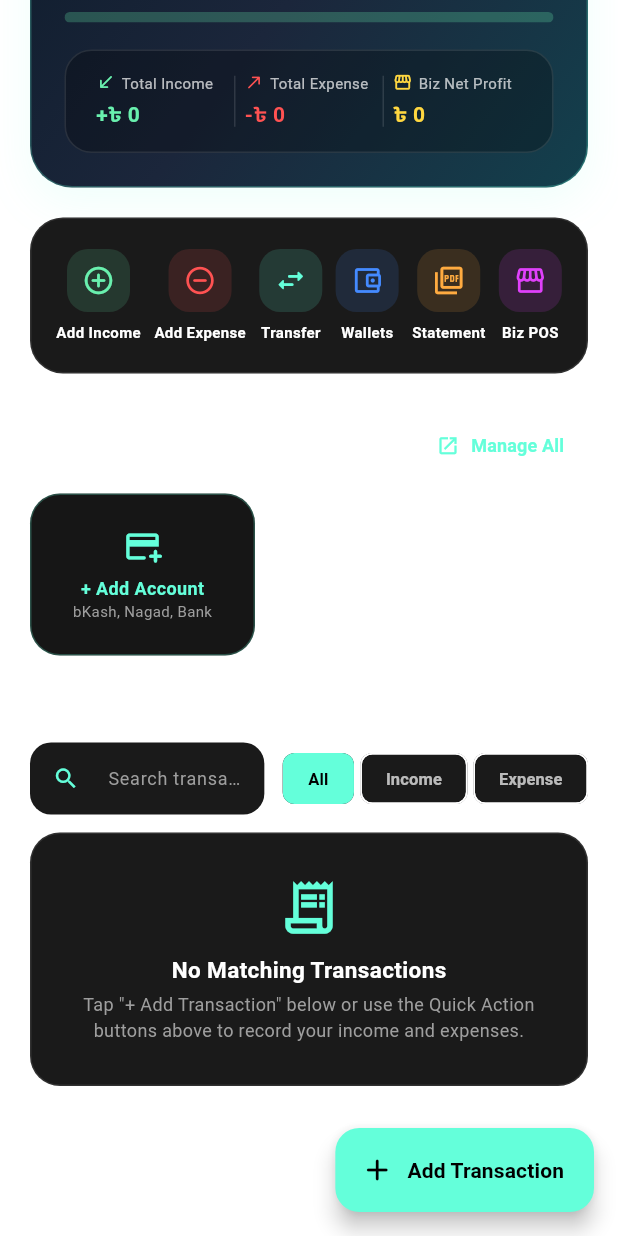
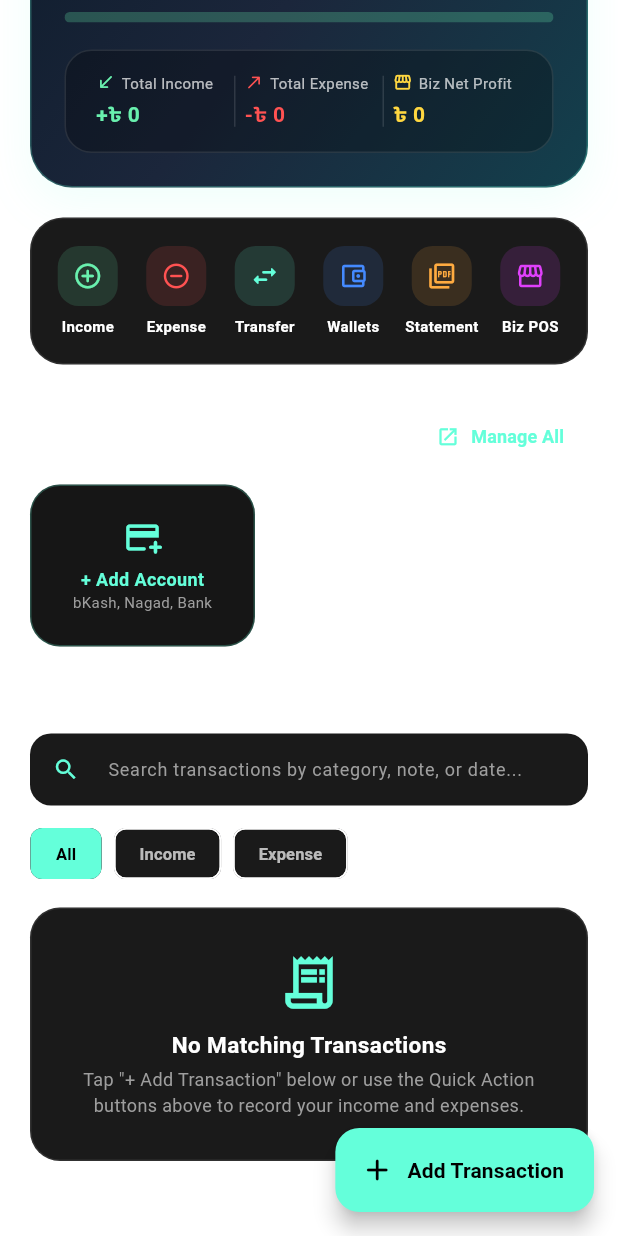
Before and after one commit to RifatNSU701/Money-Management, a Flutter app: the DashboardScreen screen opened directly, scrolled down 234 dp, on a phone screen of 412 x 824 dp. Run offline on Flutter 3.47's test engine with Material 3 defaults, Android fonts, the phone set to English and light mode, and no system bars; our stand-ins replace fl_chart, image_picker, pdf, printing, shared_preferences; accounts and stored records are empty.

Commit message:
Bug fixing

```diff
--- a/lib/dashboard.dart
+++ b/lib/dashboard.dart
@@ -43,16 +43,16 @@ class _DashboardScreenState extends State<DashboardScreen> {
     String healthLabel;
     Color healthColor;
     if (healthScore >= 80) {
-      healthLabel = 'Excellent Wealth Growth';
+      healthLabel = 'Excellent';
       healthColor = Colors.greenAccent;
     } else if (healthScore >= 60) {
-      healthLabel = 'Healthy Cashflow';
+      healthLabel = 'Healthy';
       healthColor = Colors.tealAccent;
     } else if (healthScore >= 40) {
-      healthLabel = 'Moderate Burn Rate';
+      healthLabel = 'Moderate';
       healthColor = Colors.amberAccent;
     } else {
-      healthLabel = 'High Spending Alert';
+      healthLabel = 'High Burn';
       healthColor = Colors.redAccent;
     }
 
@@ -106,6 +106,7 @@ class _DashboardScreenState extends State<DashboardScreen> {
                   ],
                 ),
               ),
+              const SizedBox(width: 8),
               IconButton(
                 tooltip: _hideBalances ? 'Show Balances' : 'Privacy Mask',
                 style: IconButton.styleFrom(
@@ -124,7 +125,7 @@ class _DashboardScreenState extends State<DashboardScreen> {
           const SizedBox(height: 16),
 
           // ===================================================================
-          // 2. EXECUTIVE NET WORTH & HEALTH HERO CARD
+          // 2. EXECUTIVE NET WORTH & HEALTH HERO CARD (OVERFLOW-PROOF)
           // ===================================================================
           Container(
             padding: const EdgeInsets.all(22),
@@ -150,16 +151,27 @@ class _DashboardScreenState extends State<DashboardScreen> {
                 Row(
                   mainAxisAlignment: MainAxisAlignment.spaceBetween,
                   children: [
-                    const Row(
+                    const Expanded(
+                      child: Row(
                         children: [
                           Icon(Icons.shield_outlined, color: Colors.tealAccent, size: 16),
                           SizedBox(width: 6),
-                        Text(
+                          Flexible(
+                            child: Text(
                               'TOTAL COMBINED NET WORTH',
-                          style: TextStyle(color: Colors.white70, fontSize: 11, fontWeight: FontWeight.bold, letterSpacing: 0.8),
+                              style: TextStyle(
+                                color: Colors.white70,
+                                fontSize: 11,
+                                fontWeight: FontWeight.bold,
+                                letterSpacing: 0.6,
+                              ),
+                              overflow: TextOverflow.ellipsis,
+                            ),
                           ),
                         ],
                       ),
+                    ),
+                    const SizedBox(width: 8),
                     Container(
                       padding: const EdgeInsets.symmetric(horizontal: 10, vertical: 4),
                       decoration: BoxDecoration(
@@ -175,14 +187,19 @@ class _DashboardScreenState extends State<DashboardScreen> {
                   ],
                 ),
                 const SizedBox(height: 10),
-                Text(
+                FittedBox(
+                  fit: BoxFit.scaleDown,
+                  alignment: Alignment.centerLeft,
+                  child: Text(
                     _fmt(totalNetWorth),
                     style: const TextStyle(color: Colors.white, fontSize: 32, fontWeight: FontWeight.bold, letterSpacing: 0.5),
+                  ),
                 ),
                 const SizedBox(height: 4),
                 Text(
                   'Cashflow Balance: ${_fmt(netCashflow)}  •  Wallets & Banks: ${_fmt(walletsTotal)}',
                   style: const TextStyle(color: Colors.tealAccent, fontSize: 12, fontWeight: FontWeight.w600),
+                  overflow: TextOverflow.ellipsis,
                 ),
                 const SizedBox(height: 18),
 
@@ -262,40 +279,48 @@ class _DashboardScreenState extends State<DashboardScreen> {
           // 3. NEO-BANK 6-BUTTON QUICK ACTION DOCK
           // ===================================================================
           Container(
-            padding: const EdgeInsets.symmetric(vertical: 16, horizontal: 12),
+            padding: const EdgeInsets.symmetric(vertical: 14, horizontal: 8),
             decoration: BoxDecoration(
               color: const Color(0xFF1A1A1A),
               borderRadius: BorderRadius.circular(22),
               border: Border.all(color: Colors.white10),
             ),
             child: Row(
-              mainAxisAlignment: MainAxisAlignment.spaceAround,
               children: [
-                _buildQuickActionBtn(
+                Expanded(
+                  child: _buildQuickActionBtn(
                     icon: Icons.add_circle_outline_rounded,
-                  label: 'Add Income',
+                    label: 'Income',
                     color: Colors.greenAccent,
                     onTap: () => _showSmartTransactionSheet(context, initialIsExpense: false),
                   ),
-                _buildQuickActionBtn(
+                ),
+                Expanded(
+                  child: _buildQuickActionBtn(
                     icon: Icons.remove_circle_outline_rounded,
-                  label: 'Add Expense',
+                    label: 'Expense',
                     color: Colors.redAccent,
                     onTap: () => _showSmartTransactionSheet(context, initialIsExpense: true),
                   ),
-                _buildQuickActionBtn(
+                ),
+                Expanded(
+                  child: _buildQuickActionBtn(
                     icon: Icons.swap_horiz_rounded,
                     label: 'Transfer',
                     color: Colors.tealAccent,
                     onTap: () => _showWalletTransferSheet(context),
                   ),
-                _buildQuickActionBtn(
+                ),
+                Expanded(
+                  child: _buildQuickActionBtn(
                     icon: Icons.account_balance_wallet_outlined,
                     label: 'Wallets',
                     color: Colors.blueAccent,
                     onTap: () => Navigator.push(context, MaterialPageRoute(builder: (_) => const WalletsScreen())),
                   ),
-                _buildQuickActionBtn(
+                ),
+                Expanded(
+                  child: _buildQuickActionBtn(
                     icon: Icons.picture_as_pdf_outlined,
                     label: 'Statement',
                     color: Colors.orangeAccent,
@@ -306,7 +331,9 @@ class _DashboardScreenState extends State<DashboardScreen> {
                       ),
                     ),
                   ),
-                _buildQuickActionBtn(
+                ),
+                Expanded(
+                  child: _buildQuickActionBtn(
                     icon: Icons.storefront_outlined,
                     label: 'Biz POS',
                     color: Colors.purpleAccent,
@@ -314,6 +341,7 @@ class _DashboardScreenState extends State<DashboardScreen> {
                       context,
                       MaterialPageRoute(builder: (_) => const BusinessNavigationScreen()),
                           (route) => false,
+                    ),
                   ),
                 ),
               ],
@@ -327,7 +355,13 @@ class _DashboardScreenState extends State<DashboardScreen> {
           Row(
             mainAxisAlignment: MainAxisAlignment.spaceBetween,
             children: [
-              const Text('Wallets & Banking Accounts', style: TextStyle(color: Colors.white, fontSize: 17, fontWeight: FontWeight.bold)),
+              const Expanded(
+                child: Text(
+                  'Wallets & Banking Accounts',
+                  style: TextStyle(color: Colors.white, fontSize: 17, fontWeight: FontWeight.bold),
+                  overflow: TextOverflow.ellipsis,
+                ),
+              ),
               TextButton.icon(
                 onPressed: () => Navigator.push(context, MaterialPageRoute(builder: (_) => const WalletsScreen())),
                 icon: const Icon(Icons.open_in_new, size: 15, color: Colors.tealAccent),
@@ -388,6 +422,7 @@ class _DashboardScreenState extends State<DashboardScreen> {
                           Text(
                             _fmt(w.balance),
                             style: const TextStyle(color: Colors.white, fontSize: 16, fontWeight: FontWeight.bold),
+                            overflow: TextOverflow.ellipsis,
                           ),
                         ],
                       ),
@@ -455,7 +490,14 @@ class _DashboardScreenState extends State<DashboardScreen> {
                           Row(
                             mainAxisAlignment: MainAxisAlignment.spaceBetween,
                             children: [
-                              Text(entry.key, style: const TextStyle(color: Colors.white, fontSize: 13, fontWeight: FontWeight.w600)),
+                              Expanded(
+                                child: Text(
+                                  entry.key,
+                                  style: const TextStyle(color: Colors.white, fontSize: 13, fontWeight: FontWeight.w600),
+                                  overflow: TextOverflow.ellipsis,
+                                ),
+                              ),
+                              const SizedBox(width: 8),
                               Text(
                                 budgetLimit != null
                                     ? '${_fmt(entry.value)} / ${_fmt(budgetLimit)} (${(pct * 100).toStringAsFixed(0)}%)'
@@ -505,30 +547,26 @@ class _DashboardScreenState extends State<DashboardScreen> {
             ],
           ),
           const SizedBox(height: 8),
-          Row(
-            children: [
-              Expanded(
-                child: TextField(
+          TextField(
             onChanged: (v) => setState(() => _searchQuery = v.trim()),
             style: const TextStyle(color: Colors.white, fontSize: 13),
             decoration: InputDecoration(
-                    hintText: 'Search transactions...',
+              hintText: 'Search transactions by category, note, or date...',
               hintStyle: const TextStyle(color: Colors.grey, fontSize: 12),
               prefixIcon: const Icon(Icons.search, color: Colors.tealAccent, size: 18),
               isDense: true,
-                    contentPadding: const EdgeInsets.symmetric(vertical: 10, horizontal: 12),
+              contentPadding: const EdgeInsets.symmetric(vertical: 12, horizontal: 12),
               filled: true,
               fillColor: const Color(0xFF1A1A1A),
               border: OutlineInputBorder(borderRadius: BorderRadius.circular(14), borderSide: BorderSide.none),
             ),
           ),
-              ),
-              const SizedBox(width: 8),
-              ...['All', 'Income', 'Expense'].map((f) {
+          const SizedBox(height: 8),
+          Wrap(
+            spacing: 8,
+            children: ['All', 'Income', 'Expense'].map((f) {
               final isSel = _txFilter == f;
-                return Padding(
-                  padding: const EdgeInsets.only(left: 4.0),
-                  child: ChoiceChip(
+              return ChoiceChip(
                 label: Text(
                   f,
                   style: TextStyle(
@@ -542,10 +580,8 @@ class _DashboardScreenState extends State<DashboardScreen> {
                 backgroundColor: const Color(0xFF1A1A1A),
                 showCheckmark: false,
                 onSelected: (_) => setState(() => _txFilter = f),
-                  ),
               );
-              }),
-            ],
+            }).toList(),
           ),
           const SizedBox(height: 12),
 
@@ -663,7 +699,7 @@ class _DashboardScreenState extends State<DashboardScreen> {
       borderRadius: BorderRadius.circular(14),
       onTap: onTap,
       child: Padding(
-        padding: const EdgeInsets.symmetric(horizontal: 4.0, vertical: 4.0),
+        padding: const EdgeInsets.symmetric(horizontal: 2.0, vertical: 4.0),
         child: Column(
           mainAxisSize: MainAxisSize.min,
           children: [
@@ -673,10 +709,14 @@ class _DashboardScreenState extends State<DashboardScreen> {
                 color: color.withValues(alpha: 0.14),
                 borderRadius: BorderRadius.circular(14),
               ),
-              child: Icon(icon, color: color, size: 22),
+              child: Icon(icon, color: color, size: 20),
             ),
             const SizedBox(height: 6),
-            Text(label, style: const TextStyle(color: Colors.white, fontSize: 10, fontWeight: FontWeight.w600)),
+            Text(
+              label,
+              style: const TextStyle(color: Colors.white, fontSize: 10, fontWeight: FontWeight.w600),
+              overflow: TextOverflow.ellipsis,
+            ),
           ],
         ),
       ),
@@ -885,7 +925,6 @@ class _DashboardScreenState extends State<DashboardScreen> {
                           ? (isExpense ? 'Personal Expense' : 'Personal Income')
                           : noteCtrl.text.trim();
 
-                      // Update linked wallet balance if selected
                       if (existing == null && selectedWalletId != 'none') {
                         final wIdx = provider.wallets.indexWhere((w) => w.id == selectedWalletId);
                         if (wIdx != -1) {
```
Lines whose indentation alone changed are shown as unchanged.
